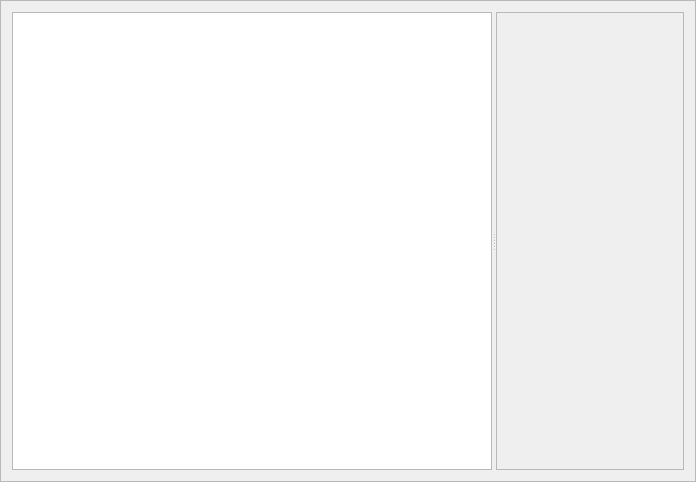
Qt form src/gdxviewer/gdxviewer.ui (GAMS-dev/studio) before a commit.
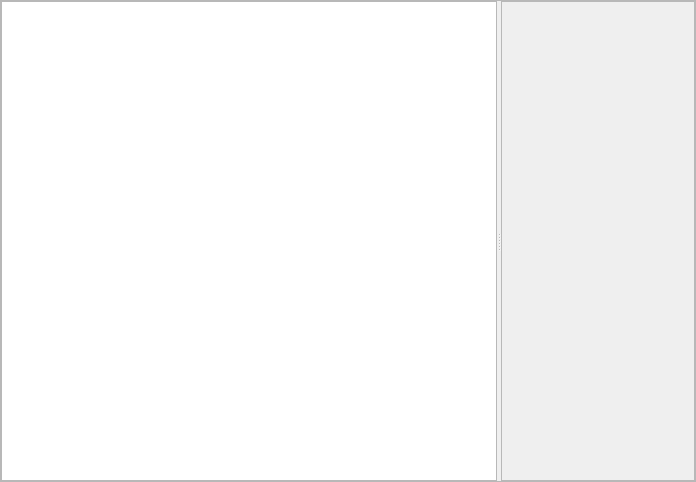
The same form after that commit. Custom widgets are drawn as their Qt base class.

Commit message: cosmetics and alternating row colors

```diff
--- a/src/gdxviewer/gdxviewer.ui
+++ b/src/gdxviewer/gdxviewer.ui
@@ -20,8 +20,23 @@
    <enum>QFrame::Raised</enum>
   </property>
   <layout class="QHBoxLayout" name="horizontalLayout">
+   <property name="leftMargin">
+    <number>0</number>
+   </property>
+   <property name="topMargin">
+    <number>0</number>
+   </property>
+   <property name="rightMargin">
+    <number>0</number>
+   </property>
+   <property name="bottomMargin">
+    <number>0</number>
+   </property>
    <item>
     <widget class="QSplitter" name="splitter">
+     <property name="lineWidth">
+      <number>1</number>
+     </property>
      <property name="orientation">
       <enum>Qt::Horizontal</enum>
      </property>
@@ -32,6 +47,12 @@
         <verstretch>0</verstretch>
        </sizepolicy>
       </property>
+      <property name="lineWidth">
+       <number>1</number>
+      </property>
+      <property name="alternatingRowColors">
+       <bool>true</bool>
+      </property>
       <property name="selectionMode">
        <enum>QAbstractItemView::SingleSelection</enum>
       </property>
```
The commit also changes 1 other file.
